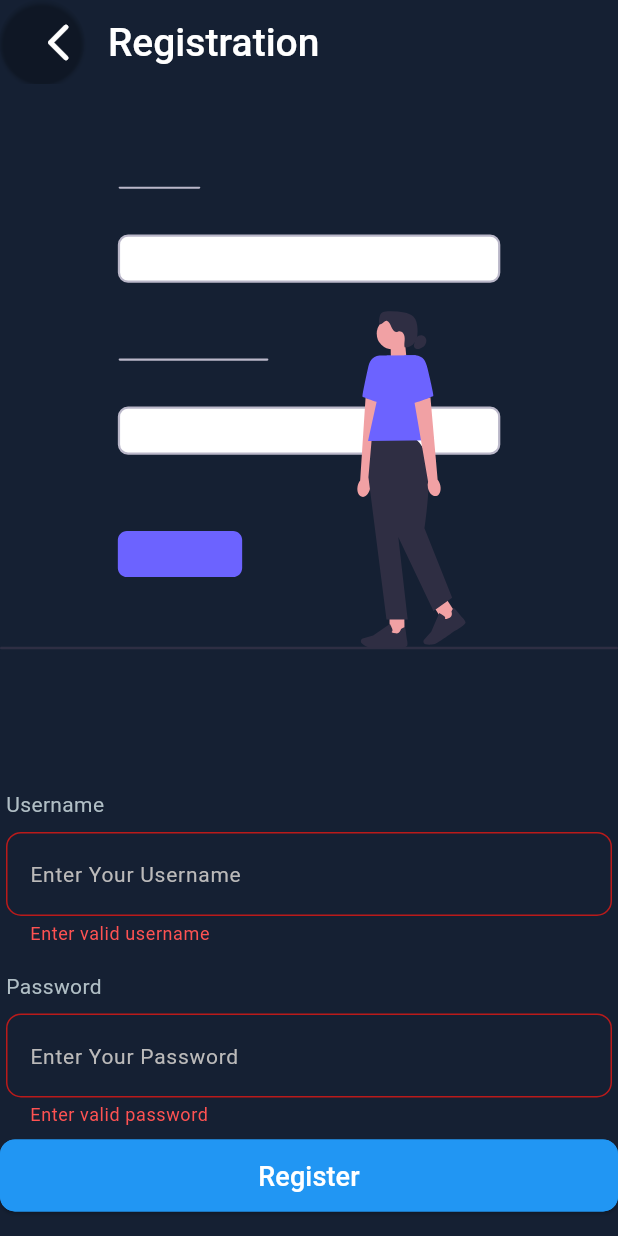
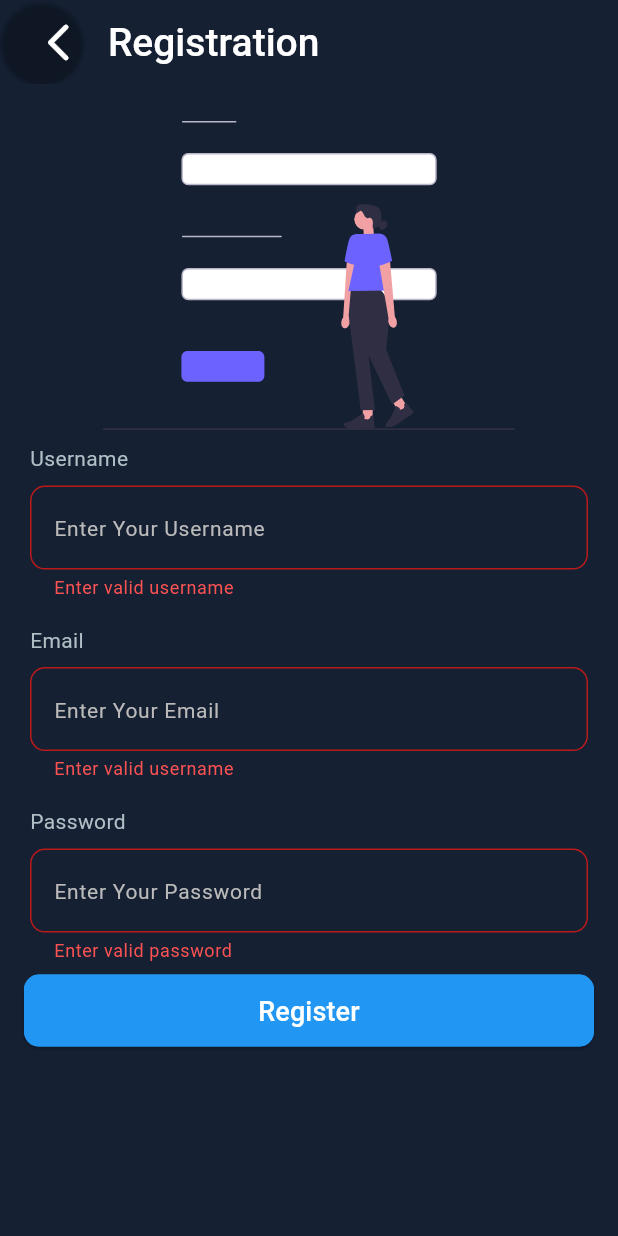
Before and after one commit to AtharvKhamkar/Lets_chat_app, a Flutter app: the screen it shows after launch, on a phone screen of 412 x 824 dp. Run offline on Flutter 3.47's test engine with Material 3 defaults, Android fonts, the phone set to English and light mode, and no system bars; our stand-ins replace dio, flutter_svg, get, get_it, socket_io_client; Roboto replaces fonts that are missing (SF Pro).

Commit message:
feat: Added auth controller & Api_Client & registration process completed

```diff
--- a/lib/Routes/app_router.dart
+++ b/lib/Routes/app_router.dart
@@ -1,10 +1,14 @@
 import 'package:get/get_navigation/get_navigation.dart';
+import 'package:lets_chat/controller/auth_controller.dart';
 import 'package:lets_chat/screens/home_page.dart';
+import 'package:lets_chat/screens/registration_page.dart';
 
 class AppRouter {
   AppRouter._();
-  static const initial = '/home-screen';
+  static const initial = '/registration';
   static final routes = [
-    GetPage(name: '/home-screen', page: () => const HomePage())
+    GetPage(name: '/home-screen', page: () => const HomePage(),binding: AuthBinding()),
+    GetPage(name: '/registration', page: () => const RegistrationPage(),binding: AuthBinding()),
+
   ];
 }
--- /dev/null
+++ b/lib/constants/constants.dart
@@ -0,0 +1,3 @@
+class Constants {
+  static const BASE_URL = 'http://localhost:2525/v1/';
+}
--- a/lib/controller/auth_controller.dart
+++ b/lib/controller/auth_controller.dart
@@ -0,0 +1,69 @@
+import 'package:flutter/foundation.dart';
+import 'package:flutter/material.dart';
+import 'package:get/get.dart';
+import 'package:lets_chat/repository/auth_repository.dart';
+
+class AuthController extends GetxController with StateMixin<dynamic>{
+  final _authRepo = AuthRepository();
+  //TextEditingControllers
+  final usernameController = TextEditingController();
+  final passwordController = TextEditingController();
+  final emailController = TextEditingController();
+
+  //Booleans
+  var isLoading = false.obs;
+  var hasData = false.obs;
+
+  //Strings
+  var errorMessage = "".obs;
+  var errorEmailMessage = "".obs;
+  var errorUsernameMessage = "".obs;
+  var errorPasswordMessage = "".obs;
+
+  @override
+  void onInit() {
+    if(kDebugMode){
+      usernameController.text = "";
+      emailController.text = "";
+      passwordController.text = "";
+    }
+    super.onInit();
+  }
+
+  void register()async{
+    if(isLoading.value) return;
+    isLoading(true);
+    update();
+
+    final result = await _authRepo.registerUser(usernameController.text, emailController.text, passwordController.text);
+
+    debugPrint('Result of the registration process :: ${result}');
+
+    if(result != null){
+      update();
+      reset();
+      Get.offAllNamed('/home-screen');
+    }else{
+      Get.snackbar('Registration process failed', 'Please try again after some time');
+    }
+    isLoading(false);
+    update();
+
+  }
+
+  void reset(){
+    usernameController.clear();
+    emailController.clear();
+    passwordController.clear();
+  }
+}
+
+class AuthBinding extends Bindings{
+  @override
+  void dependencies() {
+    Get.lazyPut<AuthController>(
+      () => AuthController(),
+      fenix: true,
+    );
+  }
+}
--- a/lib/main.dart
+++ b/lib/main.dart
@@ -1,5 +1,7 @@
 import 'package:flutter/material.dart';
 import 'package:get/get_navigation/get_navigation.dart';
+import 'package:lets_chat/Routes/app_router.dart';
+import 'package:lets_chat/controller/auth_controller.dart';
 import 'package:lets_chat/screens/registration_page.dart';
 import 'package:lets_chat/utils/colors.dart';
 import 'package:lets_chat/utils/util_functions.dart';
@@ -23,7 +25,9 @@ class MyApp extends StatelessWidget {
         colorScheme: ColorScheme.fromSeed(seedColor: Colors.deepPurple),
         useMaterial3: true,
       ),
-      home: const RegistrationPage(),
+      initialRoute: AppRouter.initial,
+      getPages: AppRouter.routes,
+      initialBinding: AuthBinding(),
     );
   }
 }
--- /dev/null
+++ b/lib/repository/auth_repository.dart
@@ -0,0 +1,22 @@
+import 'package:lets_chat/services/api_client_service.dart';
+import 'package:flutter/material.dart';
+
+
+class AuthRepository {
+  final apiClient = ApiClientService();
+  Future? registerUser(String username,String email,String password)async{
+    try {
+      Map<String,dynamic> body = {
+        "username":username.trim(),
+        "email":email.trim(),
+        "password":password.trim()
+      };
+
+      final response = await apiClient.post('auth/register', body: body);
+
+      return response;
+    } catch (e) {
+      debugPrint(e.toString());
+    }
+  }
+}
--- a/lib/screens/registration_page.dart
+++ b/lib/screens/registration_page.dart
@@ -1,5 +1,7 @@
 import 'package:flutter/material.dart';
 import 'package:flutter_svg/svg.dart';
+import 'package:get/get.dart';
+import 'package:lets_chat/controller/auth_controller.dart';
 import 'package:lets_chat/utils/validation.dart';
 import 'package:lets_chat/widgets/custom_appbar.dart';
 import 'package:lets_chat/widgets/custom_form_button.dart';
@@ -14,23 +16,29 @@ class RegistrationPage extends StatefulWidget {
 
 class _RegistrationPageState extends State<RegistrationPage> {
   var registrationFormKey = GlobalKey<FormState>();
-  TextEditingController usernameController = TextEditingController();
-  TextEditingController passwordController = TextEditingController();
+
   @override
   Widget build(BuildContext context) {
+    return GetBuilder<AuthController>(
+      builder: (controller) {
         return Scaffold(
           appBar: const CustomAppBar(title: 'Registration'),
-      body: Column(
+          body: Padding(
+            padding: EdgeInsets.symmetric(vertical: Get.height * 0.03,horizontal: 16),
+            child: Column(
               crossAxisAlignment: CrossAxisAlignment.center,
-        mainAxisAlignment: MainAxisAlignment.spaceAround,
+              mainAxisAlignment: MainAxisAlignment.start,
               children: [
-          SvgPicture.asset('assets/Images/registration.svg'),
+                SvgPicture.asset('assets/Images/registration.svg',
+                height: Get.height * 0.25,
+                ),
                 Form(
                   key: registrationFormKey,
+                  child: Expanded(
                     child: Column(
                       children: [
                         CustomInputField2(
-                  controller: usernameController,
+                          controller: controller.usernameController,
                           inputType: TextInputType.text,
                           hintText: 'Enter Your Username',
                           label: 'Username',
@@ -42,23 +50,43 @@ class _RegistrationPageState extends State<RegistrationPage> {
                           listOfAutofill: const [AutofillHints.username],
                         ),
                        CustomInputField2(
-                  controller: passwordController,
+                          controller: controller.emailController,
+                          inputType: TextInputType.text,
+                          hintText: 'Enter Your Email',
+                          label: 'Email',
+                          validator: (value) {
+                            AppValidatorUtil.validateEmail(value);
+                          },
+                          autoValidateMode: AutovalidateMode.onUserInteraction,
+                          errorMessage: 'Enter valid username',
+                          listOfAutofill: const [AutofillHints.email],
+                        ),
+                         CustomInputField2(
+                          controller: controller.passwordController,
                           inputType: TextInputType.text,
                           hintText: 'Enter Your Password',
                           label: 'Password',
                           validator: (value) {
-                    AppValidatorUtil.validateEmail(value);
+                            AppValidatorUtil.validateEmpty(
+                                    value: value, message: 'Password');
                           },
                           autoValidateMode: AutovalidateMode.onUserInteraction,
                           errorMessage: 'Enter valid password',
                           listOfAutofill: const [AutofillHints.password],
                         ),
-                CustomFormButton(innerText: 'Register', onPressed: () {})
+                        Spacer(),
+                        CustomFormButton(innerText: 'Register', onPressed: () {
+                          controller.register();
+                        })
                       ],
+                    ),
                   ),
                 )
               ],
             ),
+          ),
+        );
+      }
     );
   }
 }
--- a/pubspec.yaml
+++ b/pubspec.yaml
@@ -38,6 +38,7 @@ dependencies:
   get_it: ^8.0.0
   get: ^4.6.6
   flutter_svg: ^2.0.10+1
+  dio: ^5.7.0
 
 dev_dependencies:
   flutter_test:
```
Also changed, not shown: lib/services/api_client_service.dart (added, +31 -0 lines), pubspec.lock. Lines whose indentation alone changed are shown as unchanged.
